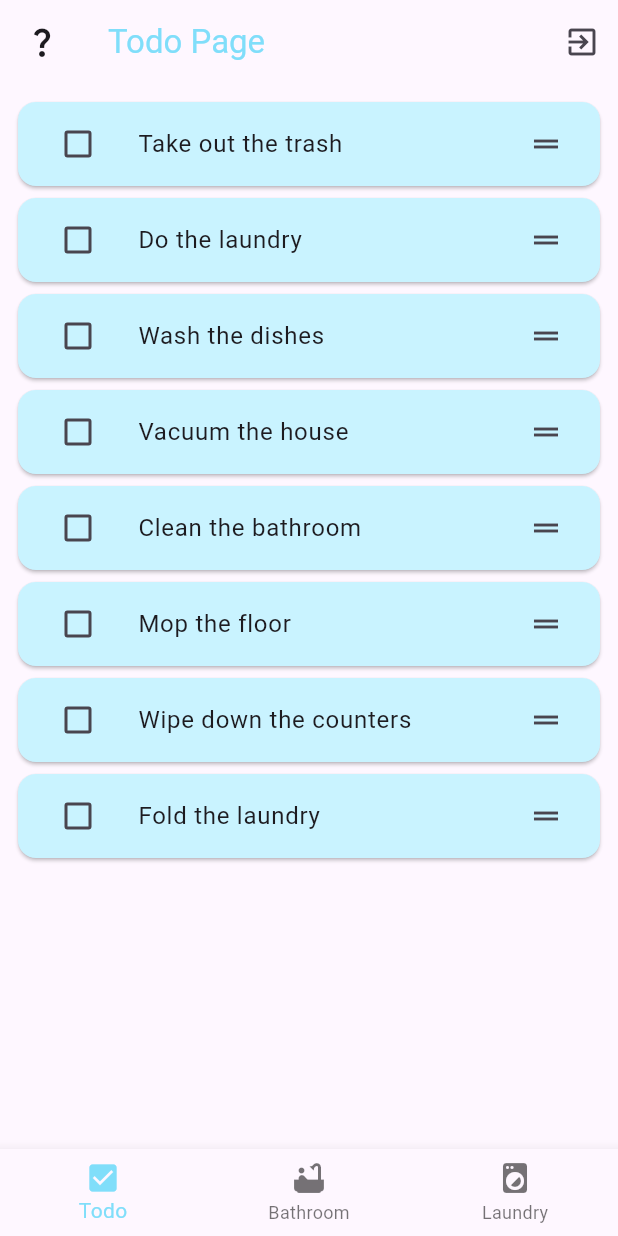
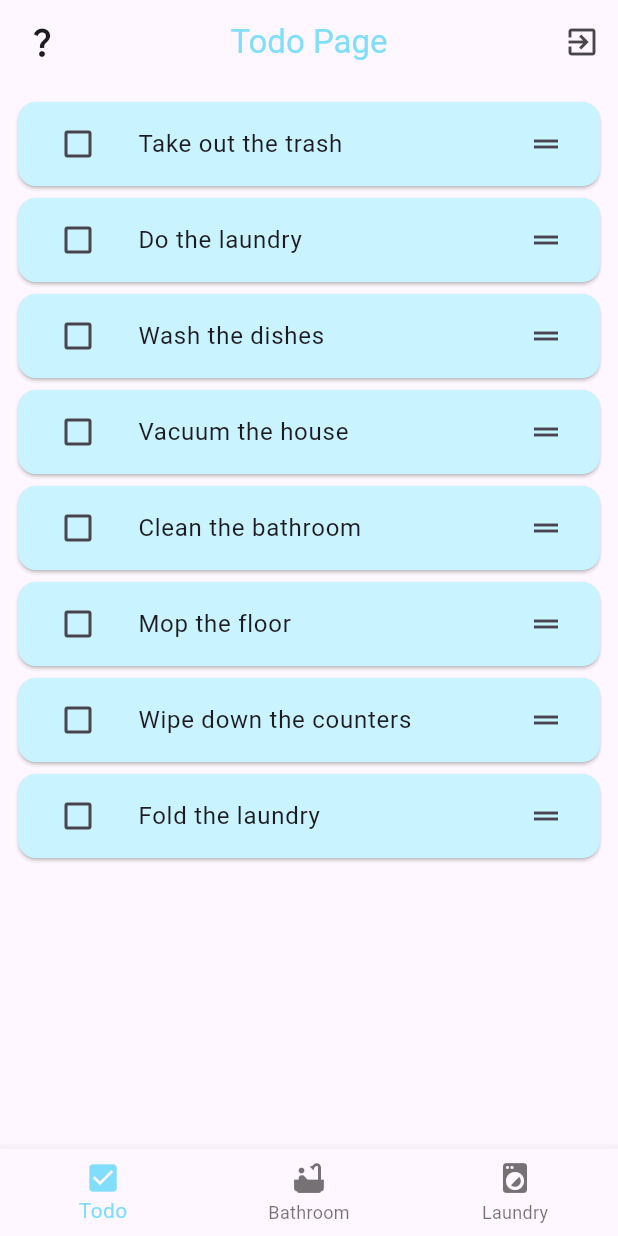
Before and after one commit to katsualonso14/PandaFlutter, a Flutter app: the screen it shows once a user with an empty profile is signed in, after a tap on "Start!", on a phone screen of 412 x 824 dp. Run offline on Flutter 3.47's test engine with Material 3 defaults, Android fonts, the phone set to English and light mode, and no system bars; our stand-ins replace cloud_firestore, firebase_auth, firebase_core, flutter_hooks, google_mobile_ads, shared_preferences; accounts and stored records are empty; network calls fail.

Commit message:
appbar for compornet

```diff
--- a/lib/pages/laundry_post_page.dart
+++ b/lib/pages/laundry_post_page.dart
@@ -1,6 +1,7 @@
 import 'package:cloud_firestore/cloud_firestore.dart';
 import 'package:flutter/material.dart';
 import 'package:test_flutter/model/laundry.dart';
+import 'package:test_flutter/parts/my_app_bar.dart';
 import 'package:test_flutter/parts/my_ad_banner.dart';
 import 'package:test_flutter/parts/account_setting_button.dart';
 import 'package:test_flutter/parts/delete_button.dart';
@@ -17,27 +18,12 @@ class LaundryPostPage extends StatefulWidget {
 }
 
 class _LaundryPostPage extends State<LaundryPostPage> {
-  final pageNumber = 1;
+  final pageNumber = 2;
 
   @override
   Widget build(BuildContext context) {
     return Scaffold(
-      appBar: AppBar(
-        actions: [
-          AccountSettingButton(context),
-          DeleteButton(buildContext: context),
-          IconButton(
-            onPressed: () {
-              //画面フラグ(pageNumber)を投稿追加ページに渡す
-              Navigator.pushNamed(context, '/PostAddPage',
-                  arguments: pageNumber);
-            },
-            icon: Icon(Icons.edit),
-          )
-        ],
-        title: const Text('Laundry', style: TextStyle(color: Color.fromRGBO(128, 222, 250, 1))),
-        centerTitle: true,
-      ),
+      appBar: MyAppBar(pageNumber: pageNumber),
       body: StreamBuilder<QuerySnapshot>(
         stream: Firestore.users.doc(Auth.myAccount?.uid).collection('myLaundryPosts').orderBy('sendTime', descending: true).snapshots(),
         builder: (context, snapshot) {
--- a/lib/pages/post_page.dart
+++ b/lib/pages/post_page.dart
@@ -2,7 +2,7 @@ import 'package:cloud_firestore/cloud_firestore.dart';
 import 'package:flutter/material.dart';
 import 'package:intl/intl.dart' as intl;
 import 'package:test_flutter/pages/bath_images.dart';
-import 'package:test_flutter/parts/account_setting_button.dart';
+import 'package:test_flutter/parts/my_app_bar.dart';
 import 'package:test_flutter/utils/firebase.dart';
 import '../model/post.dart';
 import '../utils/Auth.dart';
@@ -14,24 +14,12 @@ class PostPage extends StatefulWidget {
 }
 
 class _PostPage extends State<PostPage> {
-  final pageNumber = 0;
+  final pageNumber = 1;
 
   @override
   Widget build(BuildContext context) {
     return Scaffold(
-      appBar: AppBar(
-        actions: [
-          AccountSettingButton(context),
-          IconButton(
-            onPressed: () {
-              Navigator.pushNamed(context, '/PostAddPage' ,arguments: pageNumber);
-            },
-            icon: Icon(Icons.edit),
-          )
-        ],
-        title: const Text('Bathroom', style: TextStyle(color: Color.fromRGBO(128, 222, 250, 1))),
-        centerTitle: true,
-      ),
+      appBar: MyAppBar(pageNumber: pageNumber),
       body: StreamBuilder<QuerySnapshot>(
         stream: Firestore.users.doc(Auth.myAccount?.uid).collection('myPosts').orderBy('sendTime', descending: true).snapshots(),
         builder: (BuildContext context, AsyncSnapshot<QuerySnapshot> snapshot){
--- a/lib/pages/todo_page.dart
+++ b/lib/pages/todo_page.dart
@@ -1,12 +1,12 @@
 
 import 'package:flutter/material.dart';
 import 'package:flutter_hooks/flutter_hooks.dart';
-import 'package:test_flutter/parts/account_setting_button.dart';
-import 'package:test_flutter/parts/app_explain_dialog.dart';
+import 'package:test_flutter/parts/my_app_bar.dart';
 
 class TodoPage extends HookWidget {
   const TodoPage({Key? key}) : super(key: key);
 
+  final pageNumber = 0;
   @override
   Widget build(BuildContext context) {
     // control list Map
@@ -22,19 +22,7 @@ class TodoPage extends HookWidget {
     ]);
 
     return Scaffold(
-      appBar: AppBar(
-        leading: IconButton(
-            onPressed: (){
-          showDialog(context: context, builder: (context) {
-            return const AppExplainDialog();
-          });
-        },
-            icon: const Icon(Icons.question_mark)),
-        actions: [
-          AccountSettingButton(context),
-        ],
-        title: const Text('Todo Page', style: TextStyle(color: Color.fromRGBO(128, 222, 250, 1))),
-      ),
+      appBar: MyAppBar(pageNumber: pageNumber),
       body: ReorderableListView(
           padding: const EdgeInsets.all(8),
           children: [
--- /dev/null
+++ b/lib/parts/my_app_bar.dart
@@ -0,0 +1,45 @@
+
+import 'package:flutter/material.dart';
+import 'package:test_flutter/parts/account_setting_button.dart';
+import 'package:test_flutter/parts/app_explain_dialog.dart';
+import 'package:test_flutter/parts/delete_button.dart';
+
+class MyAppBar extends StatelessWidget implements PreferredSizeWidget {
+  const MyAppBar({Key? key, required this.pageNumber}) : super(key: key);
+  final int pageNumber;
+
+  @override
+  Widget build(BuildContext context) {
+    return AppBar(
+      leading: pageNumber == 0 ? IconButton(
+          onPressed: (){
+            showDialog(context: context, builder: (context) {
+              return const AppExplainDialog();
+            });
+          },
+          icon: const Icon(Icons.question_mark)
+      ) : const SizedBox.shrink(),
+      actions: [
+        AccountSettingButton(context),
+        pageNumber == 2 ? DeleteButton(buildContext: context): const SizedBox.shrink(),
+        pageNumber != 0 ?
+        IconButton(
+          onPressed: () {
+            pageNumber == 1 ? Navigator.pushNamed(context, '/PostAddPage' ,arguments: pageNumber)
+                : Navigator.pushNamed(context, '/PostAddPage', arguments: pageNumber);
+          },
+          icon: const Icon(Icons.edit),
+        ): const SizedBox.shrink(),
+      ],
+      title: Text(
+          pageNumber == 0 ? 'Todo Page' : pageNumber == 1 ? 'Bathroom' : 'Laundry',
+          style: const TextStyle(color: Color.fromRGBO(128, 222, 250, 1))
+      ),
+      centerTitle: true,
+    );
+  }
+
+  // set the height of the AppBar
+  @override
+  Size get preferredSize => const Size.fromHeight(kToolbarHeight);
+}
```
